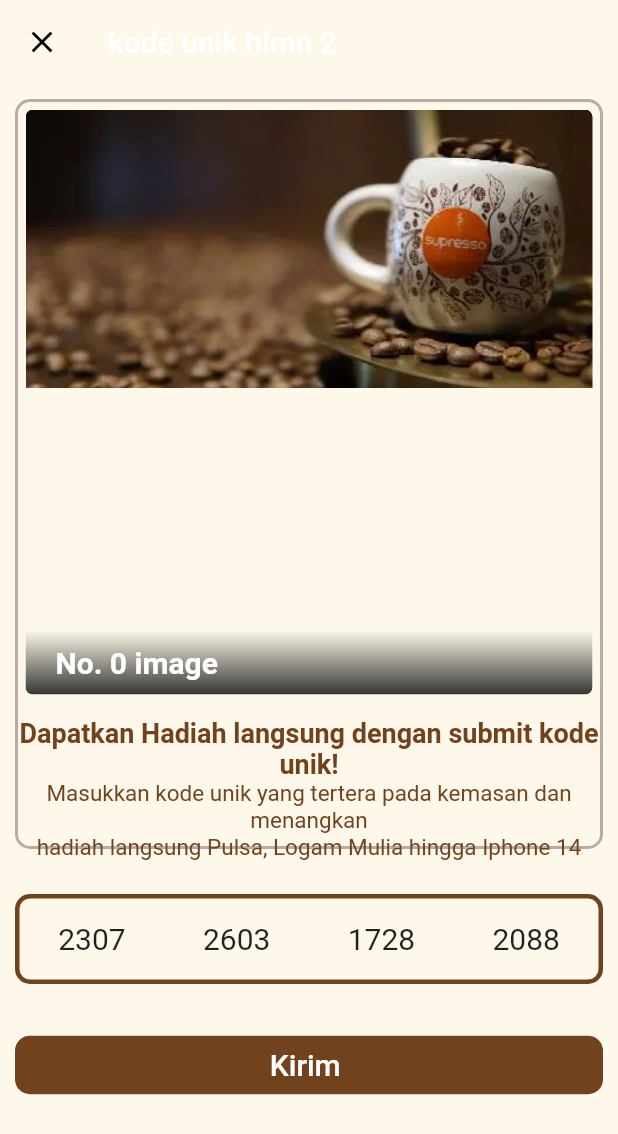
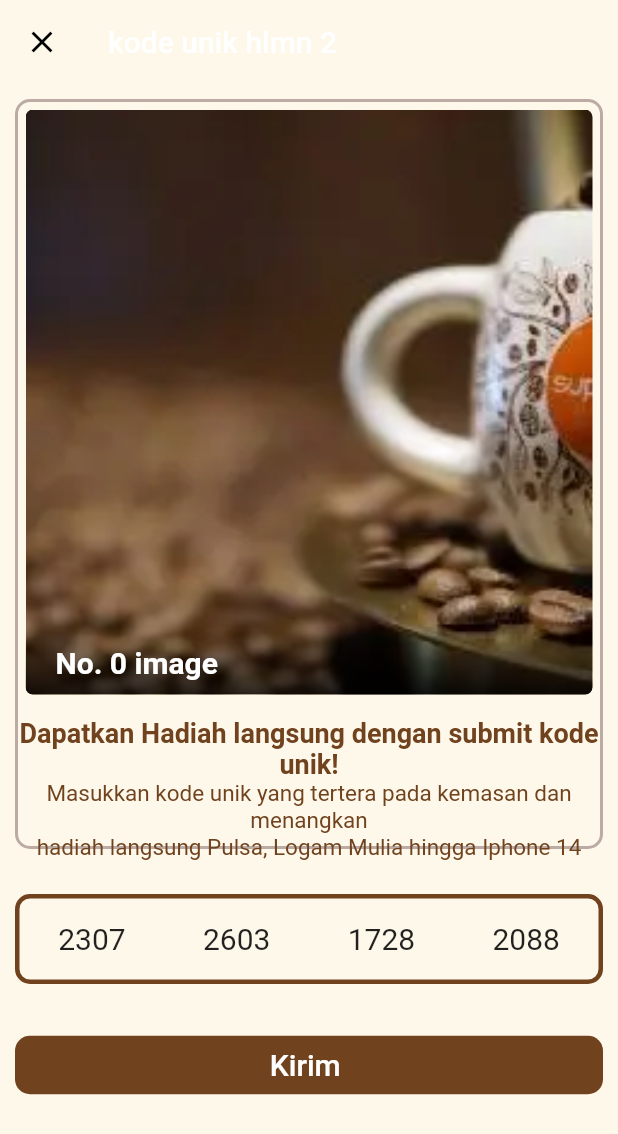
Before and after one commit to RonwasHere/dio, a Flutter app: the DuaPage screen opened directly, on a phone screen of 412 x 824 dp. Shown: the top 1134 px of the screen. Run offline on Flutter 3.47's test engine with Material 2 defaults, Android fonts, the phone set to English and light mode, and no system bars; drawn by our look-alikes of carousel_slider; our stand-ins replace gallery_saver.

Commit message:
fix = width + height gmb carousel

```diff
--- a/lib/dua_page.dart
+++ b/lib/dua_page.dart
@@ -11,10 +11,11 @@ class DuaPage extends StatefulWidget {
 class _DuaPageState extends State<DuaPage> {
   int _current = 0;
   final CarouselController _controller = CarouselController();
-
   final List<String> imgList = [
     // AssetImage('assets/capture.png'),
     // 'assets/capture.png'
+    'assets/coffee.PNG',
+    'assets/coffee.PNG',
     'assets/coffee.PNG',
     'assets/coffee.PNG',
     'assets/coffee.PNG',
@@ -70,8 +71,13 @@ class _DuaPageState extends State<DuaPage> {
                                   child: Stack(
                                     children: <Widget>[
                                       //Image untuk carousel
-                                      Image.asset(item,
-                                          fit: BoxFit.cover, width: 1000.0),
+                                      Image.asset(
+                                        item,
+                                        fit: BoxFit.cover,
+                                        width: 1000.0,
+                                        height:
+                                            MediaQuery.of(context).size.height,
+                                      ),
                                       Positioned(
                                         bottom: 0.0,
                                         left: 0.0,
```
Also changed, not shown: lib/satu_page.dart (+9 -3 lines).
